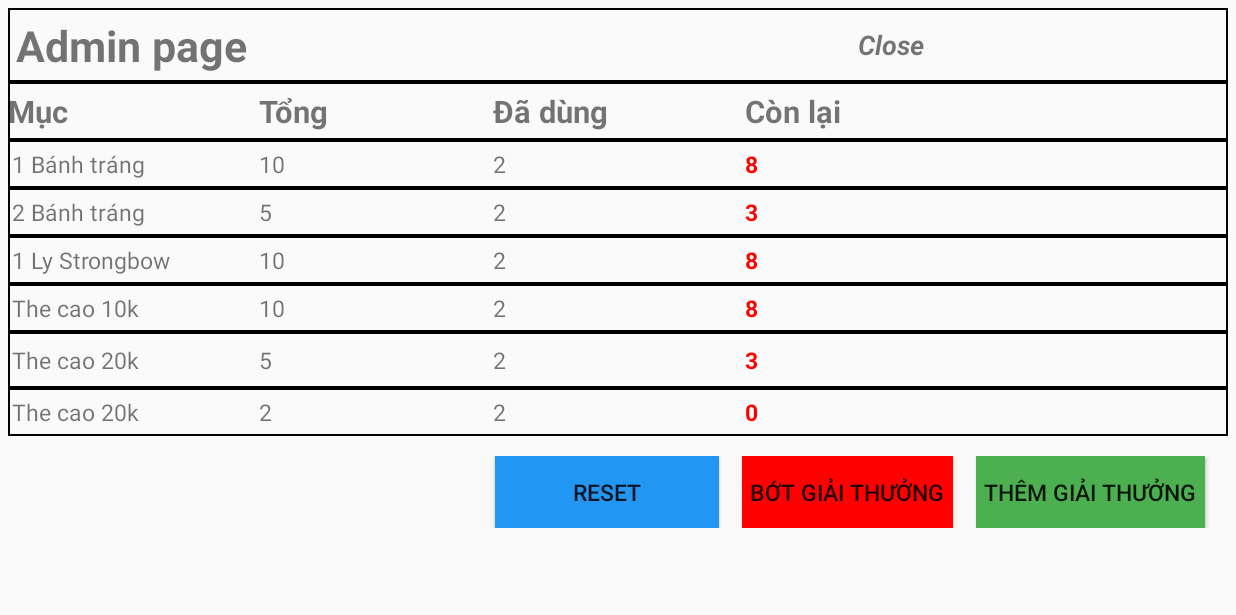
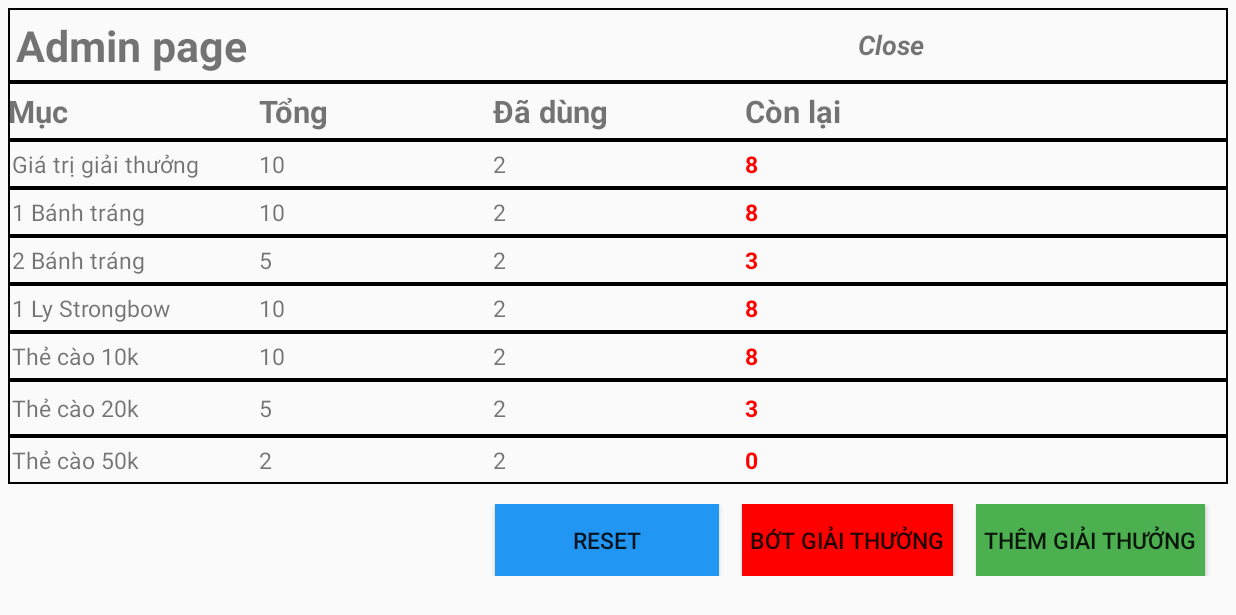
Before and after one commit to duytoann/RouletteGame, an Android app: the AdminActivity screen opened directly, with no data from a screen before it, on a phone screen of 824 x 412 dp (held sideways). Shown: the top 615 px of the screen. Run offline under Robolectric (Android 15) with nearby library versions, the phone set to English and light mode, and no system bars; our stand-ins replace sdp/ssp sizes.

Commit message:
super man

```diff
--- a/app/src/main/java/com/roulettegame/roulettegameapp/AdminActivity.kt
+++ b/app/src/main/java/com/roulettegame/roulettegameapp/AdminActivity.kt
@@ -7,7 +7,9 @@ import androidx.appcompat.app.AlertDialog
 import kotlinx.android.synthetic.main.activity_admin.*
 
 class AdminActivity : AppCompatActivity() {
-
+    private val PREF_INDEX = "index"
+    private val PREF_GIFT = "gift"
+    private var caseOfGift = ""
     override fun onCreate(savedInstanceState: Bundle?) {
         super.onCreate(savedInstanceState)
         setContentView(R.layout.activity_admin)
@@ -28,6 +30,10 @@ class AdminActivity : AppCompatActivity() {
         btn_reset.setOnClickListener {
             showDialog()
         }
+    }
+
+    fun getData(){
+
     }
 
     //show dialog
--- a/app/src/main/res/layout/activity_admin.xml
+++ b/app/src/main/res/layout/activity_admin.xml
@@ -63,6 +63,46 @@
             android:textSize="@dimen/_16sdp"
             android:textStyle="bold"
             android:text="Còn lại"
+            />
+    </TableRow>
+    <!-- gia tri giai thuong -->
+    <TableRow
+        android:paddingTop="@dimen/_2sdp"
+        android:paddingBottom="@dimen/_2sdp"
+        android:background="@drawable/custom_cell"
+        >
+        <TextView
+            android:layout_width="wrap_content"
+            android:layout_height="wrap_content"
+            android:padding="@dimen/_2sdp"
+            android:textSize="@dimen/_12sdp"
+            android:text="Giá trị giải thưởng"
+            />
+        <TextView
+            android:id="@+id/tv_sum_giai_thuong"
+            android:layout_width="wrap_content"
+            android:layout_height="wrap_content"
+            android:textSize="@dimen/_12sdp"
+            android:padding="@dimen/_2sdp"
+            android:text="10"
+            />
+        <TextView
+            android:id="@+id/tv_used_giai_thuong"
+            android:layout_width="wrap_content"
+            android:layout_height="wrap_content"
+            android:textSize="@dimen/_12sdp"
+            android:padding="@dimen/_2sdp"
+            android:text="2"
+            />
+        <TextView
+            android:id="@+id/tv_exist_giai_thuong"
+            android:textColor="#ff00"
+            android:textStyle="bold"
+            android:layout_width="wrap_content"
+            android:layout_height="wrap_content"
+            android:textSize="@dimen/_12sdp"
+            android:padding="@dimen/_2sdp"
+            android:text="8"
             />
     </TableRow>
 <!--   1 banh trang-->
@@ -196,7 +236,7 @@
             android:layout_height="wrap_content"
             android:textSize="@dimen/_12sdp"
             android:padding="@dimen/_2sdp"
-            android:text="The cao 10k"
+            android:text="Thẻ cào 10k"
             />
         <TextView
             android:id="@+id/tv_sum_4"
@@ -236,7 +276,7 @@
             android:layout_height="wrap_content"
             android:textSize="@dimen/_12sdp"
             android:padding="@dimen/_2sdp"
-            android:text="The cao 20k"
+            android:text="Thẻ cào 20k"
             />
         <TextView
             android:id="@+id/tv_sum_5"
@@ -276,7 +316,7 @@
             android:layout_height="wrap_content"
             android:textSize="@dimen/_12sdp"
             android:padding="@dimen/_2sdp"
-            android:text="The cao 20k"
+            android:text="Thẻ cào 50k"
             />
         <TextView
             android:id="@+id/tv_sum_6"
```
Also changed, not shown: app/src/main/java/com/roulettegame/roulettegameapp/MainActivity.kt (+50 -15 lines).
